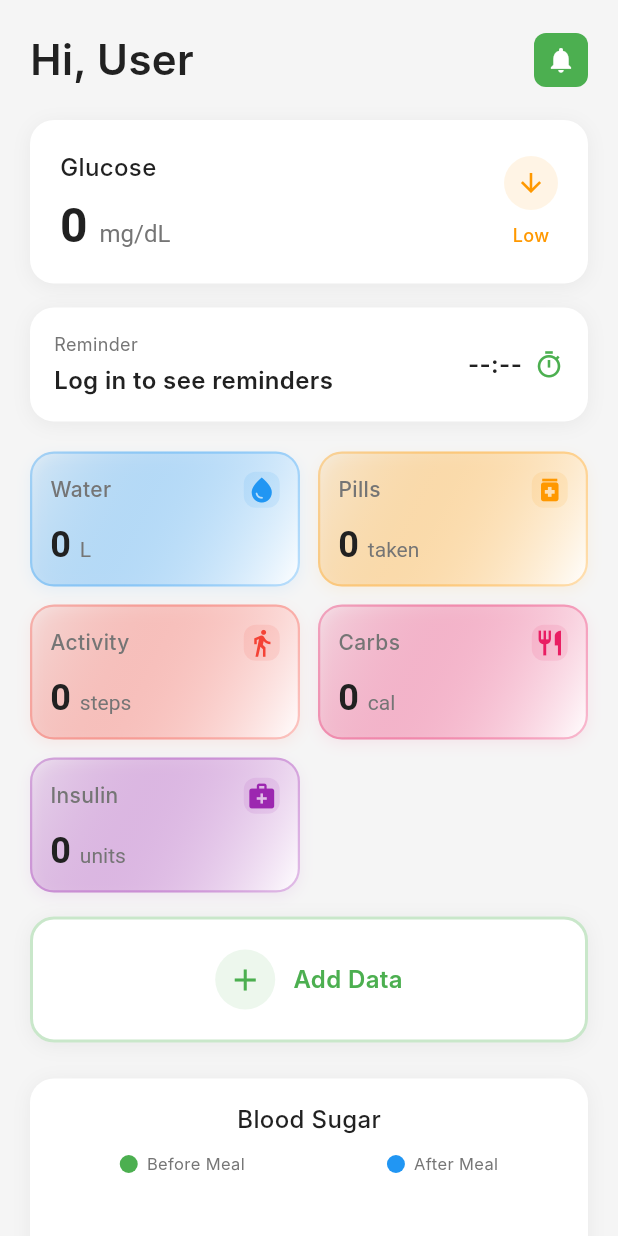
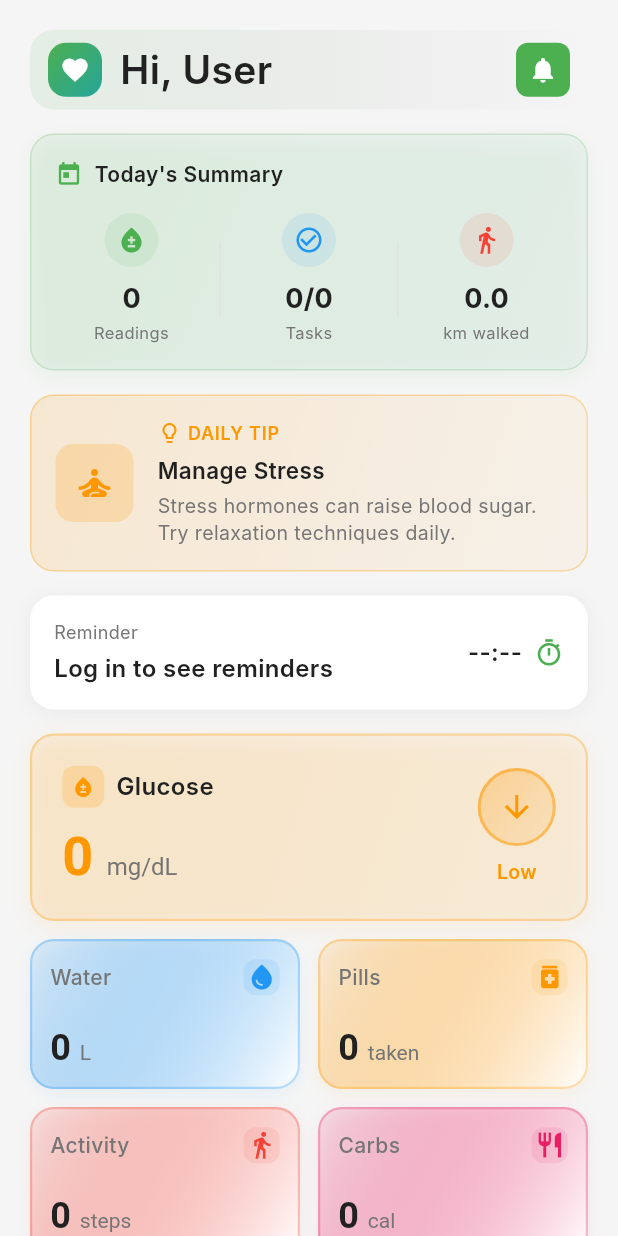
Before and after one commit to T-Man-05/diacare, a Flutter app: the DashboardPage screen opened directly, on a phone screen of 412 x 824 dp. Run offline on Flutter 3.47's test engine with Material 3 defaults, Android fonts, the phone set to English and light mode, and no system bars; our stand-ins replace equatable, fl_chart, flutter_bloc, shared_preferences, sqflite; accounts and stored records are empty; Roboto replaces fonts that are missing (Inter).

Commit message:
feat(dashboard): redesign with quick stats, daily tips, and enhanced glucose card

```diff
--- a/lib/pages/dashboard_page.dart
+++ b/lib/pages/dashboard_page.dart
@@ -7,6 +7,8 @@ import '../services/data_service_new.dart';
 import '../widgets/info_card.dart';
 import '../widgets/blood_sugar_chart.dart';
 import '../widgets/add_data_dialog.dart';
+import '../widgets/daily_tip_card.dart';
+import '../widgets/quick_stats_card.dart';
 import '../utils/constants.dart';
 import '../l10n/app_localizations.dart';
 import 'insights_page.dart';
@@ -27,6 +29,12 @@ class _DashboardPageState extends State<DashboardPage> {
   int _maxGlucose = 180;
   Map<String, dynamic>? _closestReminder;
   String _timeUntilReminder = '';
+
+  // Stats for quick summary
+  int _readingsToday = 0;
+  int _remindersCompleted = 0;
+  int _totalReminders = 0;
+  double _activityKm = 0.0;
 
   @override
   void initState() {
@@ -99,11 +107,44 @@ class _DashboardPageState extends State<DashboardPage> {
         }
       }
 
+      // Calculate stats for quick summary
+      int completedReminders = 0;
+      int totalActiveReminders = 0;
+      for (final r in reminders) {
+        final reminder = r as Map<String, dynamic>;
+        final isEnabled = reminder['is_enabled'] == 1 ||
+            reminder['is_enabled'] == true ||
+            reminder['is_enabled'] == null;
+        if (!isEnabled) continue;
+        totalActiveReminders++;
+        final status = reminder['status'] ?? 'pending';
+        if (status == 'done' || status == 'completed') {
+          completedReminders++;
+        }
+      }
+
+      // Get today's glucose readings count
+      final todayReadings = await dataService.getTodayGlucoseReadingsCount();
+
+      // Get activity from health cards
+      double activityValue = 0.0;
+      final dashboardData = DashboardData.fromJson(dashboardJson);
+      for (final card in dashboardData.healthCards) {
+        if (card.title.toLowerCase() == 'activity') {
+          activityValue = card.value;
+          break;
+        }
+      }
+
       setState(() {
-        _dashboardData = DashboardData.fromJson(dashboardJson);
+        _dashboardData = dashboardData;
         _lateRemindersCount = lateCount;
         _closestReminder = closestReminder;
         _timeUntilReminder = timeUntil;
+        _readingsToday = todayReadings;
+        _remindersCompleted = completedReminders;
+        _totalReminders = totalActiveReminders;
+        _activityKm = activityValue;
         _isLoading = false;
       });
     } catch (e) {
@@ -164,11 +205,24 @@ class _DashboardPageState extends State<DashboardPage> {
                   crossAxisAlignment: CrossAxisAlignment.start,
                   children: [
                     _buildHeader(theme, isDark, l10n),
-                    const SizedBox(height: 20),
-                    _buildGlucoseCard(theme, isDark, l10n, settingsState),
+                    const SizedBox(height: 16),
+                    // Quick Stats Summary
+                    QuickStatsCard(
+                      readingsToday: _readingsToday,
+                      remindersCompleted: _remindersCompleted,
+                      totalReminders: _totalReminders,
+                      activityKm: _activityKm,
+                      isDark: isDark,
+                    ),
+                    const SizedBox(height: 16),
+                    // Daily Health Tip (moved up)
+                    DailyTipCard(isDark: isDark),
                     const SizedBox(height: 16),
                     _buildReminderCard(theme, isDark, l10n),
-                    const SizedBox(height: 20),
+                    const SizedBox(height: 16),
+                    // Glucose card now part of health cards section
+                    _buildGlucoseCard(theme, isDark, l10n, settingsState),
+                    const SizedBox(height: 12),
                     _buildHealthCardsGrid(isDark, l10n),
                     const SizedBox(height: 16),
                     _buildAddDataCard(isDark, l10n, settingsState),
@@ -203,16 +257,50 @@ class _DashboardPageState extends State<DashboardPage> {
         ? _dashboardData!.greeting.split(', ')[1]
         : 'User';
 
-    return Row(
+    return Container(
+      padding: const EdgeInsets.symmetric(vertical: 8, horizontal: 12),
+      decoration: BoxDecoration(
+        gradient: LinearGradient(
+          colors: [
+            AppColors.primary.withOpacity(isDark ? 0.15 : 0.1),
+            Colors.transparent,
+          ],
+          begin: Alignment.centerLeft,
+          end: Alignment.centerRight,
+        ),
+        borderRadius: BorderRadius.circular(16),
+      ),
+      child: Row(
         mainAxisAlignment: MainAxisAlignment.spaceBetween,
         children: [
+          Row(
+            children: [
+              Container(
+                padding: const EdgeInsets.all(8),
+                decoration: BoxDecoration(
+                  gradient: LinearGradient(
+                    colors: AppColors.primaryGradient,
+                    begin: Alignment.topLeft,
+                    end: Alignment.bottomRight,
+                  ),
+                  borderRadius: BorderRadius.circular(12),
+                ),
+                child: const Icon(
+                  Icons.favorite,
+                  color: Colors.white,
+                  size: 20,
+                ),
+              ),
+              const SizedBox(width: 12),
               Text(
                 l10n.greeting(userName),
                 style: TextStyle(
-            fontSize: 28,
+                  fontSize: 26,
                   fontWeight: FontWeight.w600,
                   color: theme.textTheme.bodyLarge?.color,
                 ),
+              ),
+            ],
           ),
           Row(
             children: [
@@ -220,6 +308,7 @@ class _DashboardPageState extends State<DashboardPage> {
             ],
           ),
         ],
+      ),
     );
   }
 
@@ -300,33 +389,78 @@ class _DashboardPageState extends State<DashboardPage> {
       statusIcon = Icons.check;
     }
 
+    // Gradient colors based on status
+    List<Color> cardGradient;
+    if (glucoseValue < _minGlucose) {
+      cardGradient = [AppColors.accentOrange.withOpacity(0.15), AppColors.accentOrange.withOpacity(0.05)];
+    } else if (glucoseValue > _maxGlucose) {
+      cardGradient = [AppColors.activityColor.withOpacity(0.15), AppColors.activityColor.withOpacity(0.05)];
+    } else {
+      cardGradient = [AppColors.primary.withOpacity(0.15), AppColors.accentTeal.withOpacity(0.05)];
+    }
+
     return Container(
       padding: const EdgeInsets.all(20),
-      decoration: _cardDecoration(isDark),
+      decoration: BoxDecoration(
+        gradient: LinearGradient(
+          colors: cardGradient,
+          begin: Alignment.topLeft,
+          end: Alignment.bottomRight,
+        ),
+        borderRadius: BorderRadius.circular(AppSpacing.cardRadius),
+        border: Border.all(
+          color: statusColor.withOpacity(0.3),
+          width: 1.5,
+        ),
+        boxShadow: [
+          BoxShadow(
+            color: statusColor.withOpacity(isDark ? 0.15 : 0.1),
+            blurRadius: 12,
+            offset: const Offset(0, 4),
+          ),
+        ],
+      ),
       child: Row(
         children: [
           Expanded(
             child: Column(
               crossAxisAlignment: CrossAxisAlignment.start,
               children: [
+                Row(
+                  children: [
+                    Container(
+                      padding: const EdgeInsets.all(6),
+                      decoration: BoxDecoration(
+                        color: statusColor.withOpacity(0.2),
+                        borderRadius: BorderRadius.circular(8),
+                      ),
+                      child: Icon(
+                        Icons.bloodtype,
+                        color: statusColor,
+                        size: 16,
+                      ),
+                    ),
+                    const SizedBox(width: 8),
                     Text(
                       l10n.glucoseLevel,
                       style: TextStyle(
                         fontSize: 16,
-                    fontWeight: FontWeight.w500,
+                        fontWeight: FontWeight.w600,
                         color: theme.textTheme.bodyLarge?.color,
                       ),
                     ),
-                const SizedBox(height: 8),
+                  ],
+                ),
+                const SizedBox(height: 12),
                 RichText(
                   text: TextSpan(
                     children: [
                       TextSpan(
                         text: '$displayValue ',
                         style: TextStyle(
-                          fontSize: 32,
+                          fontSize: 36,
                           fontWeight: FontWeight.bold,
-                          color: theme.textTheme.bodyLarge?.color,
+                          color: statusColor,
                         ),
                       ),
                       TextSpan(
@@ -347,24 +481,35 @@ class _DashboardPageState extends State<DashboardPage> {
           Column(
             children: [
               Container(
-                padding: const EdgeInsets.all(8),
+                padding: const EdgeInsets.all(12),
                 decoration: BoxDecoration(
-                  color: statusColor.withOpacity(0.1),
+                  gradient: LinearGradient(
+                    colors: [
+                      statusColor.withOpacity(0.3),
+                      statusColor.withOpacity(0.1),
+                    ],
+                    begin: Alignment.topLeft,
+                    end: Alignment.bottomRight,
+                  ),
                   shape: BoxShape.circle,
+                  border: Border.all(
+                    color: statusColor.withOpacity(0.5),
+                    width: 2,
+                  ),
                 ),
                 child: Icon(
                   statusIcon,
                   color: statusColor,
-                  size: 20,
+                  size: 24,
                 ),
               ),
               const SizedBox(height: 8),
               Text(
                 statusText,
                 style: TextStyle(
-                  fontSize: 12,
+                  fontSize: 13,
                   color: statusColor,
-                  fontWeight: FontWeight.w500,
+                  fontWeight: FontWeight.w600,
                 ),
               ),
             ],
@@ -528,7 +673,7 @@ class _DashboardPageState extends State<DashboardPage> {
         crossAxisCount: 2,
         crossAxisSpacing: AppSpacing.gridSpacing,
         mainAxisSpacing: AppSpacing.gridSpacing,
-        childAspectRatio: 2,
+        childAspectRatio: 1.8,
       ),
       itemCount: _dashboardData!.healthCards.length,
       itemBuilder: (context, index) {
@@ -614,7 +759,7 @@ class _DashboardPageState extends State<DashboardPage> {
   BoxDecoration _cardDecoration(bool isDark) {
     return BoxDecoration(
       color: isDark ? AppColors.darkCardBackground : AppColors.cardBackground,
-      borderRadius: BorderRadius.circular(16),
+      borderRadius: BorderRadius.circular(AppSpacing.cardRadius),
       boxShadow: [
         BoxShadow(
           color: Colors.black.withOpacity(isDark ? 0.2 : 0.05),
```
Lines whose indentation alone changed are shown as unchanged.
